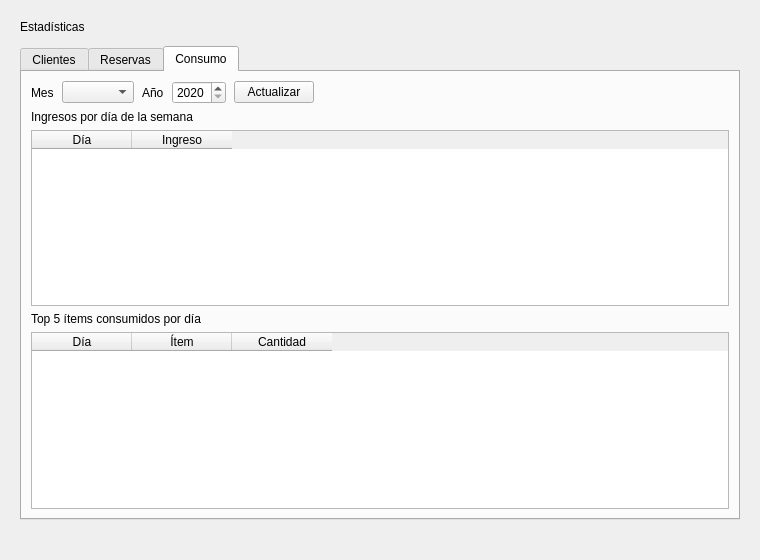
This is vista/estadisticas/estadisticas.ui in segovia-gabriel/ProyectoFinal-PracticasII as Qt 5 draws it before an edit. The edited form follows.
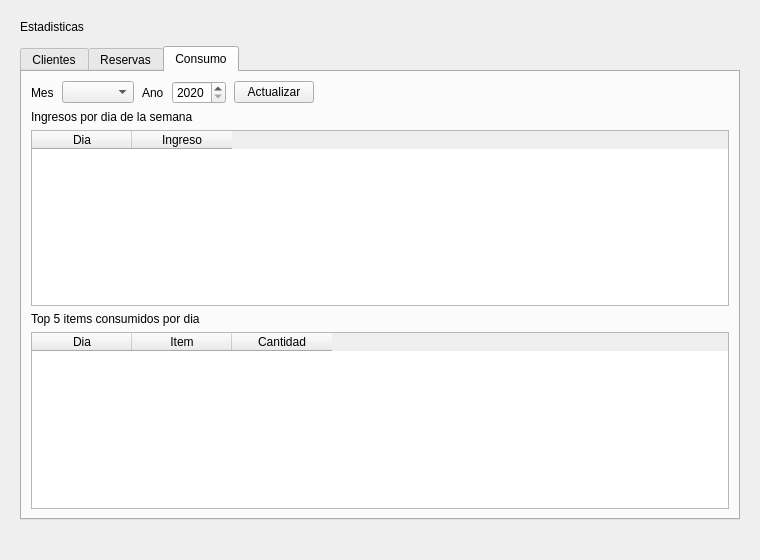
This is the edited form. The open tabs and pages were chosen to show the change.

```diff
--- a/vista/estadisticas/estadisticas.ui
+++ b/vista/estadisticas/estadisticas.ui
@@ -32,7 +32,7 @@
     <item>
      <widget class="QLabel" name="label_titulo">
       <property name="text">
-       <string>Estadísticas</string>
+       <string>Estadisticas</string>
       </property>
      </widget>
     </item>
@@ -149,7 +149,7 @@
           <item>
            <widget class="QLabel" name="label_anio">
             <property name="text">
-             <string>Año</string>
+             <string>Ano</string>
             </property>
            </widget>
           </item>
@@ -188,7 +188,7 @@
         <item>
          <widget class="QLabel" name="label_ingresos">
           <property name="text">
-           <string>Ingresos por día de la semana</string>
+           <string>Ingresos por dia de la semana</string>
           </property>
          </widget>
         </item>
@@ -205,7 +205,7 @@
           </property>
           <column>
            <property name="text">
-            <string>Día</string>
+            <string>Dia</string>
            </property>
           </column>
           <column>
@@ -218,7 +218,7 @@
         <item>
          <widget class="QLabel" name="label_topItems">
           <property name="text">
-           <string>Top 5 ítems consumidos por día</string>
+           <string>Top 5 items consumidos por dia</string>
           </property>
          </widget>
         </item>
@@ -235,12 +235,12 @@
           </property>
           <column>
            <property name="text">
-            <string>Día</string>
+            <string>Dia</string>
            </property>
           </column>
           <column>
            <property name="text">
-            <string>Ítem</string>
+            <string>Item</string>
            </property>
           </column>
           <column>
```
Left out of the diff: 4 changed lines with no effect on the pictures.
